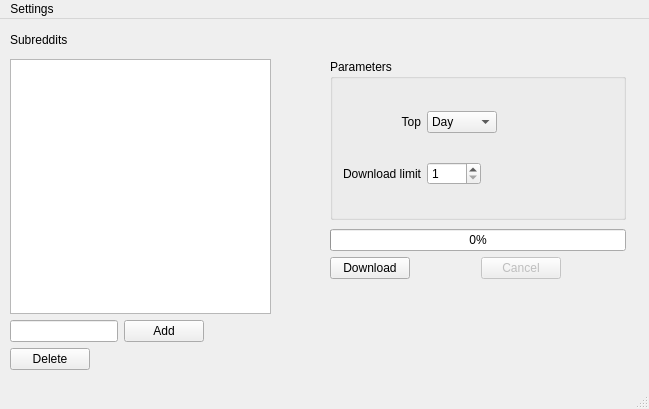
The window that reddit_content_downloader.ui (RomainCscn/reddit-content-downloader) describes before a commit, drawn with Qt 5.
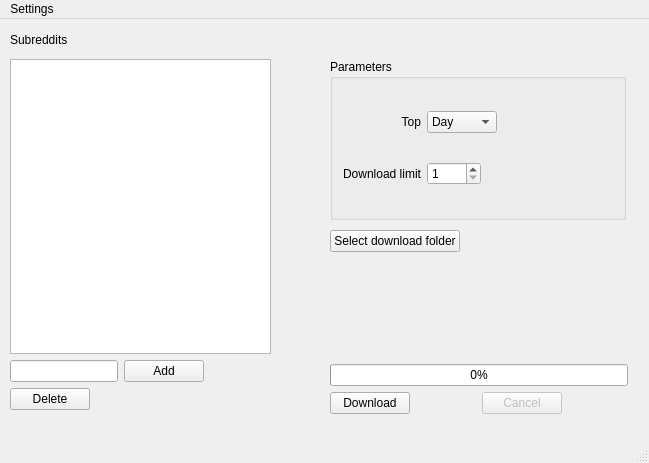
The same window after the commit.

Commit message: Add select download folder

The edit to the form file:
```diff
--- a/reddit_content_downloader.ui
+++ b/reddit_content_downloader.ui
@@ -7,7 +7,7 @@
     <x>0</x>
     <y>0</y>
     <width>649</width>
-    <height>409</height>
+    <height>463</height>
    </rect>
   </property>
   <property name="windowTitle">
@@ -134,7 +134,7 @@
       <x>10</x>
       <y>40</y>
       <width>261</width>
-      <height>311</height>
+      <height>351</height>
      </rect>
     </property>
     <layout class="QVBoxLayout" name="verticalLayout_2">
@@ -240,17 +240,89 @@
      </item>
     </layout>
    </widget>
-   <widget class="QWidget" name="layoutWidget">
+   <widget class="QLabel" name="download_info">
+    <property name="geometry">
+     <rect>
+      <x>331</x>
+      <y>352</y>
+      <width>16</width>
+      <height>16</height>
+     </rect>
+    </property>
+    <property name="text">
+     <string/>
+    </property>
+    <property name="scaledContents">
+     <bool>true</bool>
+    </property>
+    <property name="wordWrap">
+     <bool>true</bool>
+    </property>
+   </widget>
+   <widget class="QWidget" name="">
     <property name="geometry">
      <rect>
       <x>330</x>
-      <y>210</y>
-      <width>296</width>
-      <height>141</height>
+      <y>211</y>
+      <width>298</width>
+      <height>184</height>
      </rect>
     </property>
+    <layout class="QVBoxLayout" name="verticalLayout_5">
+     <item>
     <layout class="QVBoxLayout" name="verticalLayout_3">
      <item>
+        <layout class="QHBoxLayout" name="horizontalLayout_11">
+         <item>
+          <widget class="QPushButton" name="folderButton">
+           <property name="text">
+            <string>Select download folder</string>
+           </property>
+          </widget>
+         </item>
+         <item>
+          <spacer name="horizontalSpacer_8">
+           <property name="orientation">
+            <enum>Qt::Horizontal</enum>
+           </property>
+           <property name="sizeHint" stdset="0">
+            <size>
+             <width>40</width>
+             <height>20</height>
+            </size>
+           </property>
+          </spacer>
+         </item>
+        </layout>
+       </item>
+       <item>
+        <widget class="QLabel" name="download_path">
+         <property name="text">
+          <string/>
+         </property>
+         <property name="wordWrap">
+          <bool>true</bool>
+         </property>
+        </widget>
+       </item>
+      </layout>
+     </item>
+     <item>
+      <spacer name="verticalSpacer">
+       <property name="orientation">
+        <enum>Qt::Vertical</enum>
+       </property>
+       <property name="sizeHint" stdset="0">
+        <size>
+         <width>20</width>
+         <height>40</height>
+        </size>
+       </property>
+      </spacer>
+     </item>
+     <item>
+      <layout class="QVBoxLayout" name="verticalLayout_4">
+       <item>
       <widget class="QProgressBar" name="progressBar">
        <property name="value">
         <number>0</number>
@@ -315,18 +387,7 @@
        </item>
       </layout>
      </item>
-     <item>
-      <widget class="QLabel" name="download_info">
-       <property name="text">
-        <string/>
-       </property>
-       <property name="scaledContents">
-        <bool>true</bool>
-       </property>
-       <property name="wordWrap">
-        <bool>true</bool>
-       </property>
-      </widget>
+      </layout>
      </item>
     </layout>
    </widget>
```
Lines whose indentation alone changed are shown as unchanged. The commit also changes 3 other files.
